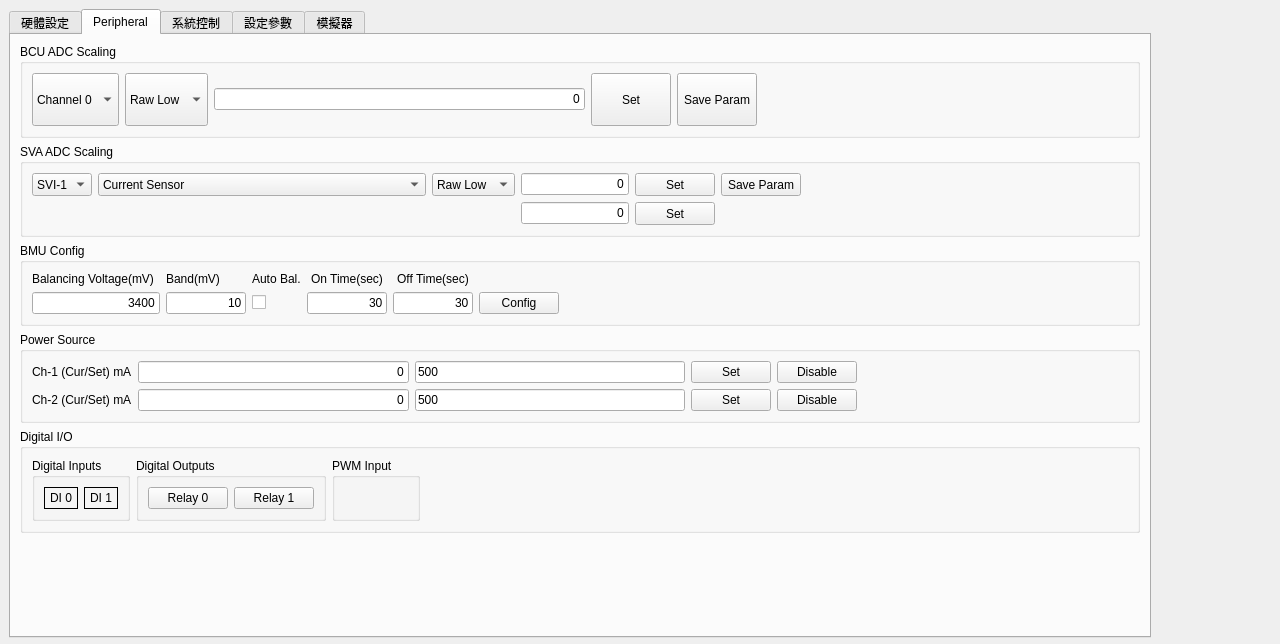
Qt form frmhardwareconfig.ui (haoyi-jason/BMS_HY01_old) before a commit.
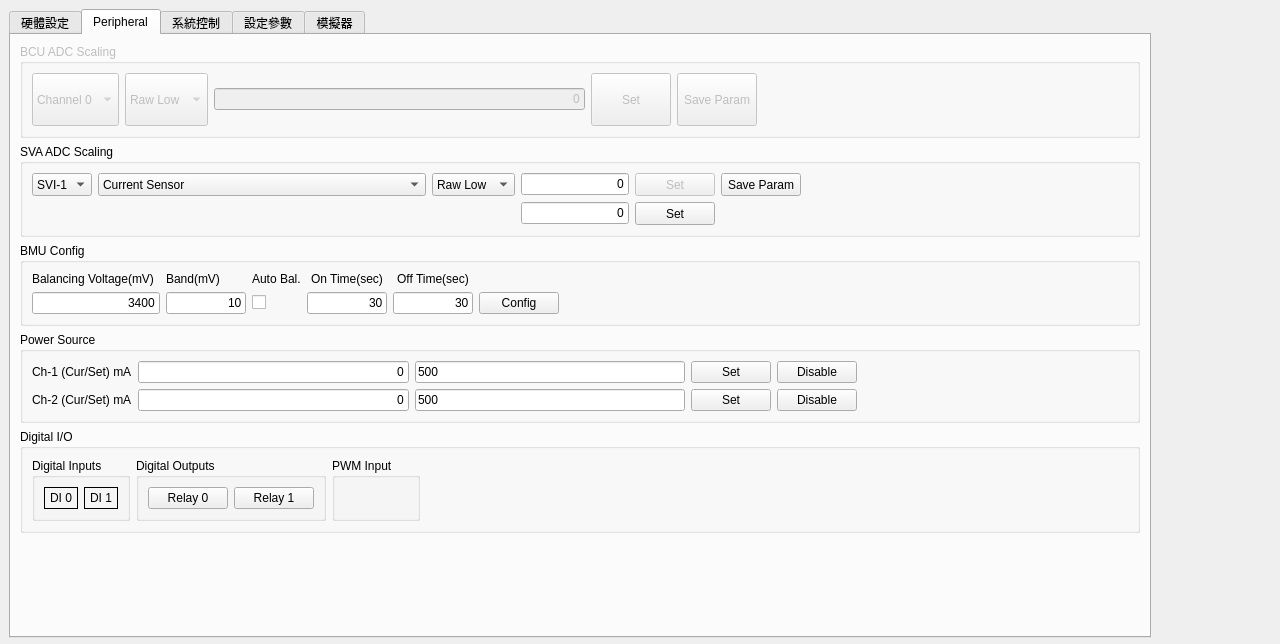
The same form after that commit. The open tabs and pages were chosen to show the change. Custom widgets are drawn as their Qt base class.

```diff
--- a/frmhardwareconfig.ui
+++ b/frmhardwareconfig.ui
@@ -327,6 +327,9 @@
     <layout class="QVBoxLayout" name="verticalLayout_2">
      <item>
       <widget class="QGroupBox" name="groupBox_5">
+       <property name="enabled">
+        <bool>false</bool>
+       </property>
        <property name="minimumSize">
         <size>
          <width>0</width>
@@ -651,6 +654,9 @@
         </item>
         <item row="0" column="4">
          <widget class="QPushButton" name="pbSVIConfig">
+          <property name="enabled">
+           <bool>false</bool>
+          </property>
           <property name="sizePolicy">
            <sizepolicy hsizetype="Minimum" vsizetype="MinimumExpanding">
             <horstretch>0</horstretch>
```
Left out of the diff: 8 changed lines with no effect on the pictures.
